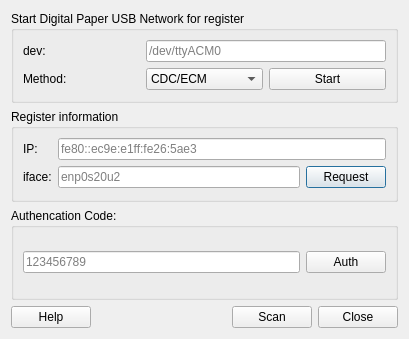
Before: the Qt Designer form src/ui/register.ui in the0demiurge/qdpt, drawn with Qt 5.
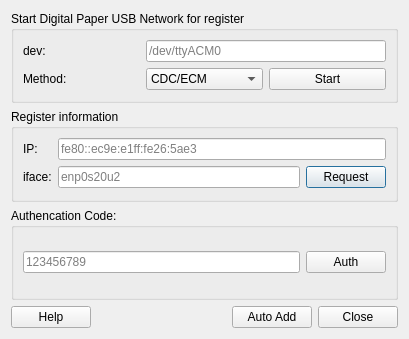
After: the same form once the commit is applied. Icons and pictures are not drawn.

Diff of the .ui file:
```diff
--- a/src/ui/register.ui
+++ b/src/ui/register.ui
@@ -186,7 +186,7 @@
    <item row="3" column="3">
     <widget class="QPushButton" name="scanButton">
      <property name="text">
-      <string>Scan</string>
+      <string>Auto Add</string>
      </property>
     </widget>
    </item>
```
Left out of the diff: 4 changed lines with no effect on the pictures.
